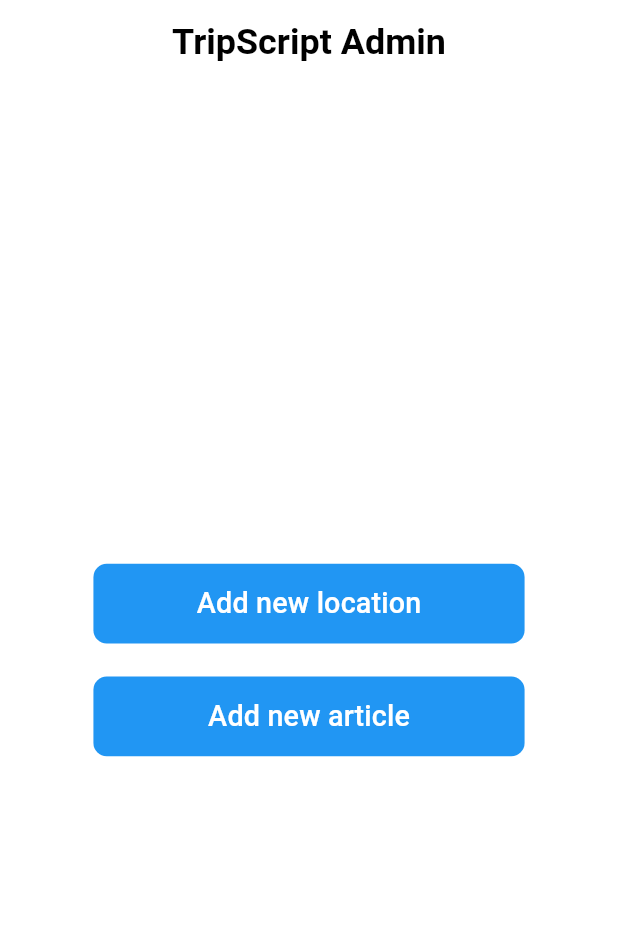
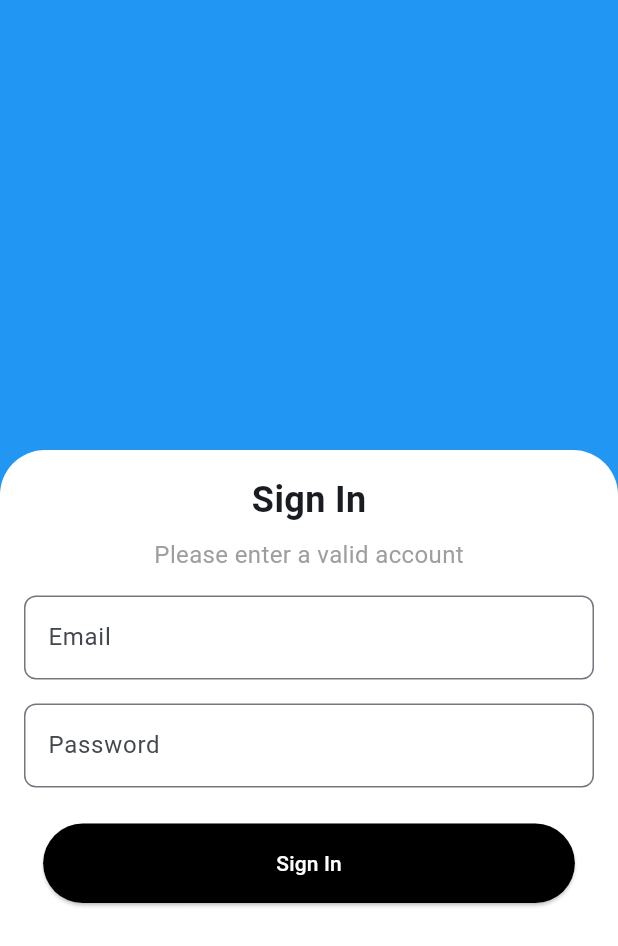
Before and after one commit to MKJules/trip_script_admin, a Flutter app: the screen it shows after launch, on a phone screen of 412 x 824 dp. Shown: the top 946 px of the screen. Run offline on Flutter 3.47's test engine with Material 3 defaults, Android fonts, the light colour scheme and no system bars; our stand-ins replace cloud_firestore, firebase_auth, firebase_core, firebase_storage, flutter_screenutil, image_picker; accounts and stored records are empty.

Commit message:
lots of changes were made again

```diff
--- a/lib/db/add_location.dart
+++ b/lib/db/add_location.dart
@@ -16,7 +16,7 @@ Future<void> addNewLocation(Location newLocation) async {
       'category': newLocation.category,
       'operatingDays': newLocation.operatingDays,
       'openingTime': newLocation.openingTime,
-      'closingTime': newLocation.closingTime,
+      'closingTime': Timestamp.fromDate(newLocation.closingTime),
       'description': newLocation.description,
       'websiteLink': newLocation.websiteLink,
     });
--- a/lib/main.dart
+++ b/lib/main.dart
@@ -2,6 +2,7 @@
 import 'package:flutter/material.dart';
 import 'package:flutter_screenutil/flutter_screenutil.dart';
 import 'package:trip_script_admin/home.dart';
+import 'package:trip_script_admin/sign_in.dart';
 
 import 'firebase_options.dart';
 
@@ -31,7 +32,7 @@
         colorScheme: ColorScheme.fromSeed(seedColor: Colors.blue),
         useMaterial3: true,
       ),
-      home: const Home(),
+      home: const SignIn(),
     );
   }
 }
--- /dev/null
+++ b/lib/sign_in.dart
@@ -0,0 +1,136 @@
+import 'dart:developer';
+
+import 'package:firebase_auth/firebase_auth.dart';
+import 'package:flutter/material.dart';
+import 'package:flutter_screenutil/flutter_screenutil.dart';
+import 'package:trip_script_admin/consts/custom_snackbar.dart';
+import 'package:trip_script_admin/home.dart';
+
+class SignIn extends StatefulWidget {
+  const SignIn({super.key});
+
+  @override
+  State<SignIn> createState() => _SignInState();
+}
+
+class _SignInState extends State<SignIn> {
+  final TextEditingController emailController = TextEditingController();
+  final TextEditingController passwordController = TextEditingController();
+  bool isLoading = false;
+  @override
+  Widget build(BuildContext context) {
+    return Scaffold(
+      body: SingleChildScrollView(
+        child: Container(
+          color: Colors.blue,
+          child: Column(
+            children: [
+              const SizedBox(
+                height: 300,
+              ),
+              Container(
+                height: 716.h,
+                decoration: const BoxDecoration(
+                  color: Colors.white,
+                  borderRadius: BorderRadius.vertical(
+                    top: Radius.circular(30),
+                  ),
+                ),
+                child: Padding(
+                  padding: const EdgeInsets.all(16.0),
+                  child: Column(
+                    children: [
+                      const Text(
+                        'Sign In',
+                        style: TextStyle(
+                          fontSize: 24,
+                          fontWeight: FontWeight.bold,
+                        ),
+                      ),
+                      const SizedBox(height: 8),
+                      const Text(
+                        'Please enter a valid account',
+                        style: TextStyle(fontSize: 16, color: Colors.grey),
+                      ),
+                      const SizedBox(height: 16),
+                      TextField(
+                        controller: emailController,
+                        keyboardType: TextInputType.emailAddress,
+                        decoration: InputDecoration(
+                          labelText: 'Email',
+                          border: OutlineInputBorder(
+                            borderRadius: BorderRadius.circular(8),
+                          ),
+                        ),
+                      ),
+                      const SizedBox(height: 16),
+                      TextField(
+                        obscureText: true,
+                        keyboardType: TextInputType.text,
+                        controller: passwordController,
+                        decoration: InputDecoration(
+                          labelText: 'Password',
+                          border: OutlineInputBorder(
+                            borderRadius: BorderRadius.circular(8),
+                          ),
+                        ),
+                      ),
+                      const SizedBox(height: 24),
+                      ElevatedButton(
+                        onPressed: () async {
+                          try {
+                            setState(() {
+                              isLoading = true;
+                            });
+
+                            String email = emailController.text;
+                            String password = passwordController.text;
+
+                            await FirebaseAuth.instance
+                                .signInWithEmailAndPassword(
+                                    email: email, password: password);
+                            showCustomSnackBar('Signed In', context);
+
+                            setState(() {
+                              isLoading = false;
+                            });
+
+                            Navigator.push(
+                              context,
+                              MaterialPageRoute(
+                                builder: (context) {
+                                  return const Home();
+                                },
+                              ),
+                            );
+                          } catch (error) {
+                            log('Error: $error');
+                            showCustomSnackBar('Error: $error', context);
+                          }
+                        },
+                        style: ElevatedButton.styleFrom(
+                          shape: RoundedRectangleBorder(
+                            borderRadius: BorderRadius.circular(30),
+                          ),
+                          backgroundColor: Colors.black,
+                          foregroundColor: Colors.white,
+                          fixedSize: Size(370.w, 60.h),
+                          padding: const EdgeInsets.symmetric(
+                            horizontal: 32,
+                            vertical: 12,
+                          ),
+                        ),
+                        child: isLoading ? const Center(child: CircularProgressIndicator(),) :const Text('Sign In'),
+                      ),
+                      const SizedBox(height: 24),
+                    ],
+                  ),
+                ),
+              ),
+            ],
+          ),
+        ),
+      ),
+    );
+  }
+}
```
Also changed, not shown: lib/add_location.dart (+60 -10 lines).
